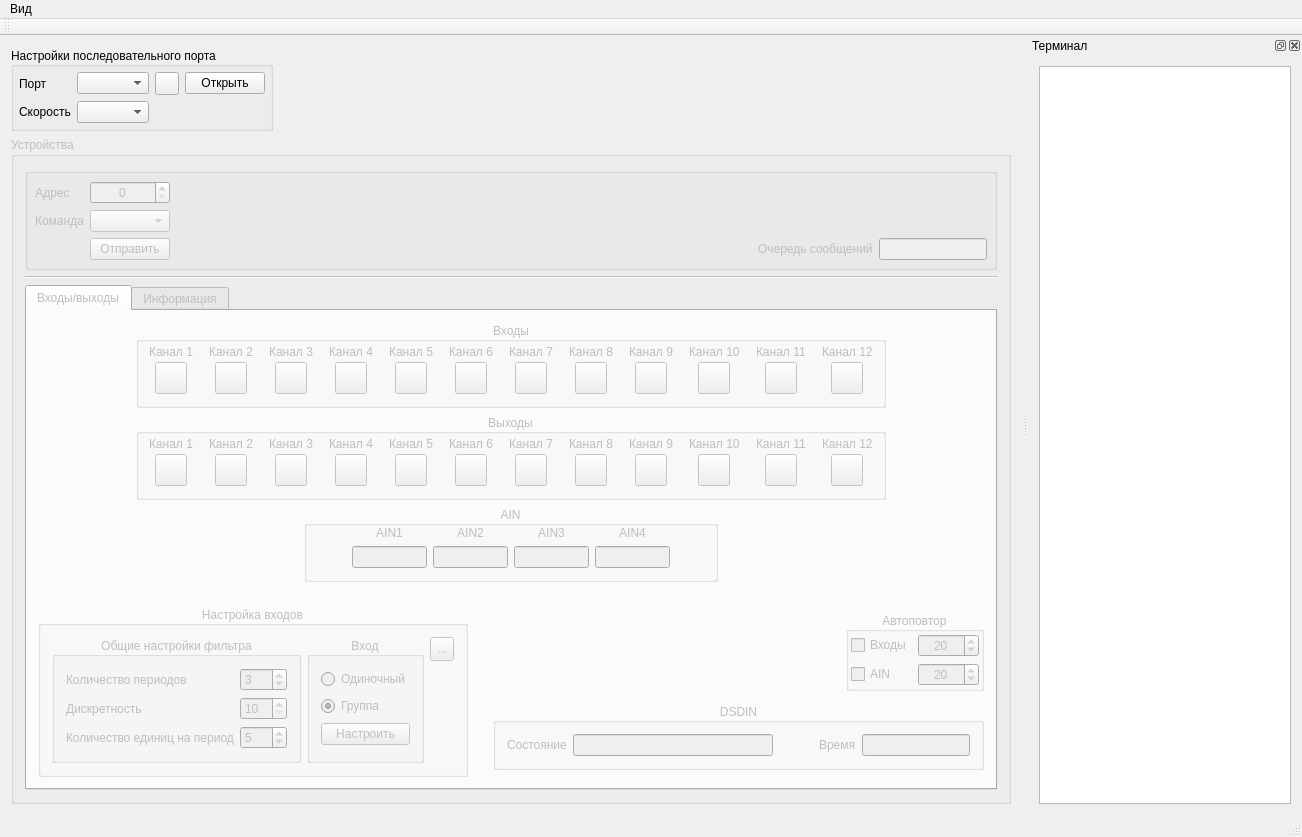
vlarry/emulator, file mainwindow.ui: the form before one commit.
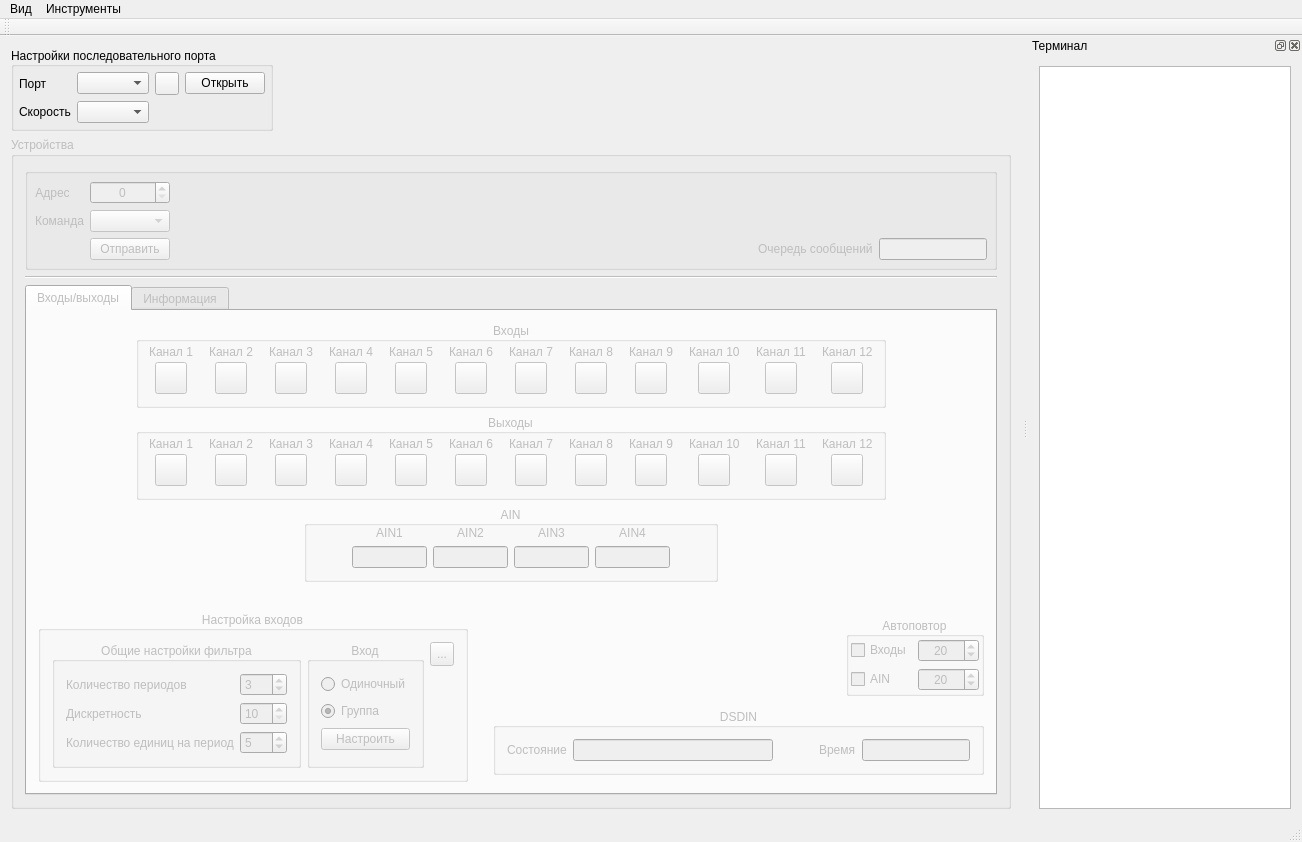
The form after the commit. Icons and pictures are not drawn. Custom widgets are drawn as their Qt base class.

Commit message: Добавление в меню пункта "Инструменты"->"Журнал БД" для отображения информации из базы данных серийных номеров; Вызов виджета журнала БД из меню "Инструменты" и заполнение шапки Базы данных.

The edit to the form file:
```diff
--- a/mainwindow.ui
+++ b/mainwindow.ui
@@ -7,7 +7,7 @@
     <x>0</x>
     <y>0</y>
     <width>1302</width>
-    <height>837</height>
+    <height>842</height>
    </rect>
   </property>
   <property name="windowTitle">
@@ -4506,7 +4506,14 @@
     <addaction name="actionCommand"/>
     <addaction name="actionInterfaceMIK01"/>
    </widget>
+   <widget class="QMenu" name="menu_2">
+    <property name="title">
+     <string>Инструменты</string>
+    </property>
+    <addaction name="actionDbJournal"/>
+   </widget>
    <addaction name="menu"/>
+   <addaction name="menu_2"/>
   </widget>
   <widget class="QToolBar" name="mainToolBar">
    <attribute name="toolBarArea">
```
Left out of the diff: 8 changed lines with no effect on the pictures. The commit also changes 6 other files.
